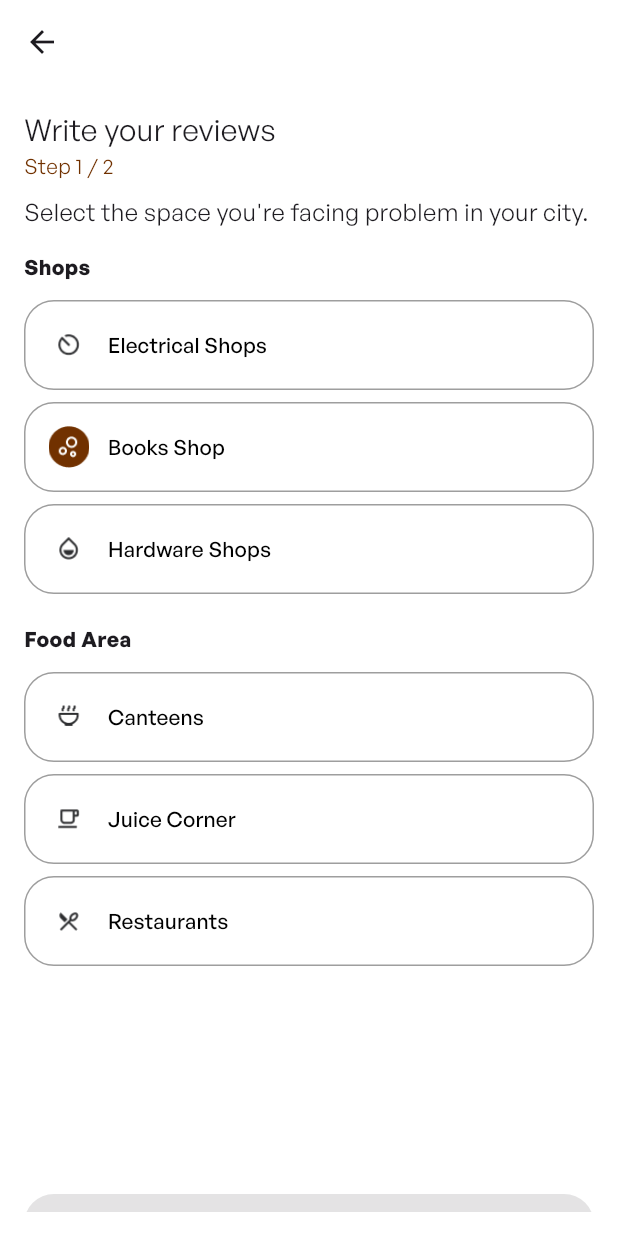
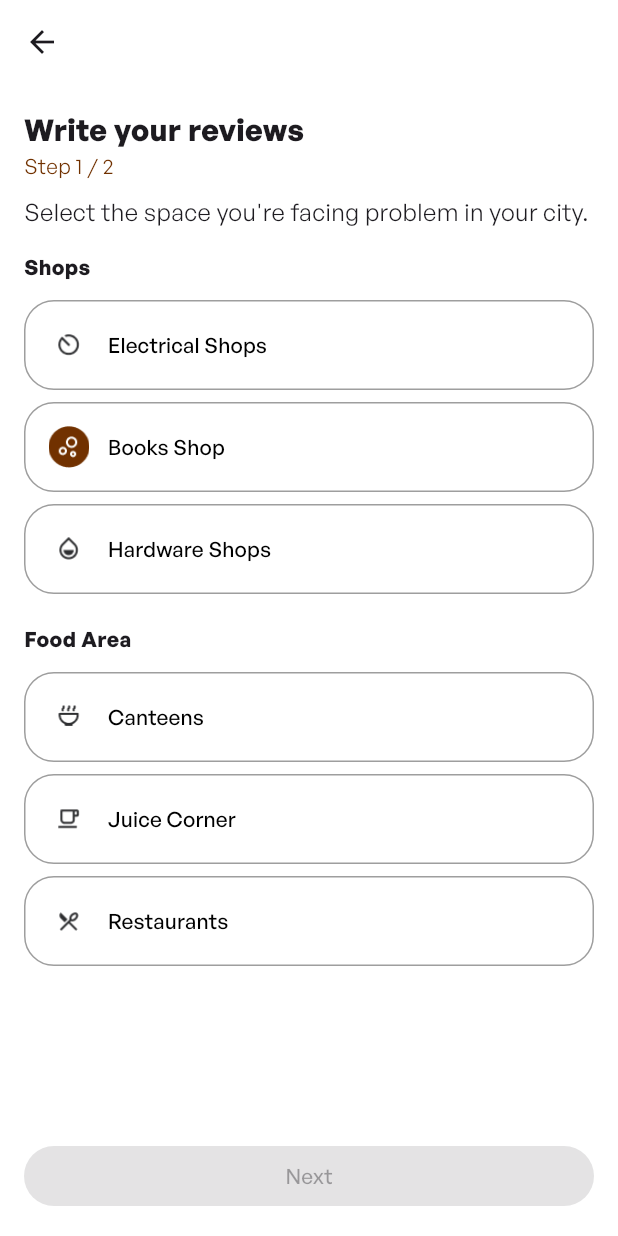
Before and after one commit to Vastu-verma/flutter-app, a Flutter app: the screen it shows after launch, on a phone screen of 412 x 824 dp. Run offline on Flutter 3.47's test engine with Material 3 defaults, Android fonts, the phone set to English and light mode, and no system bars.

Commit message:
initial commit

```diff
--- a/lib/firstScreen.dart
+++ b/lib/firstScreen.dart
@@ -1,4 +1,3 @@
-
 import 'package:flutter/material.dart';
 import 'package:app_first/secondScreen.dart';
 
@@ -56,11 +55,12 @@ class _StepOneScreenState extends State<StepOneScreen> {
             style: OutlinedButton.styleFrom(
               padding: const EdgeInsets.all(16),
               shape: RoundedRectangleBorder(
-                borderRadius: BorderRadius.circular(20), // Adjust radius as needed
+                borderRadius: BorderRadius.circular(20),
               ),
               side: const BorderSide(color: Colors.grey),
-              backgroundColor:
-              selectedOption == option['label'] ? Color.fromRGBO(255,232,215,1) : Colors.white,
+              backgroundColor: selectedOption == option['label']
+                  ? const Color.fromRGBO(255, 232, 215, 1)
+                  : Colors.white,
             ),
             child: Row(
               children: [
@@ -69,7 +69,9 @@ class _StepOneScreenState extends State<StepOneScreen> {
                 Text(
                   option['label']!,
                   style: TextStyle(
-                    color: selectedOption == option['label'] ? Color.fromRGBO(113,49,0,1) : Colors.black,
+                    color: selectedOption == option['label']
+                        ? const Color.fromRGBO(113, 49, 0, 1)
+                        : Colors.black,
                   ),
                 ),
               ],
@@ -89,44 +91,59 @@ class _StepOneScreenState extends State<StepOneScreen> {
         leading: const BackButton(),
       ),
       body: SafeArea(
-        child: Padding(
+        child: Column(
+          children: [
+            Expanded(
+              child: SingleChildScrollView(
                 padding: const EdgeInsets.all(16.0),
-          child: SingleChildScrollView(
-            child: ConstrainedBox(
-              constraints: BoxConstraints(
-                minHeight: MediaQuery.of(context).size.height - kToolbarHeight - MediaQuery.of(context).padding.top,
-              ),
-              child: IntrinsicHeight(
                 child: Column(
                   crossAxisAlignment: CrossAxisAlignment.start,
                   children: [
                     const Text(
                       "Write your reviews",
-                      style: TextStyle(fontSize: 20),
+                      style: TextStyle(fontSize: 20,
+                      fontWeight: FontWeight.bold,
                       ),
-                    const Text("Step 1 / 2", style: TextStyle(color: Color.fromRGBO(113, 49, 0, 1))),
+                    ),
+                    const Text(
+                      "Step 1 / 2",
+                      style: TextStyle(color: Color.fromRGBO(113, 49, 0, 1)),
+                    ),
                     const SizedBox(height: 8),
                     const Text(
                       'Select the space you\'re facing problem in your city.',
                       style: TextStyle(fontSize: 16),
                     ),
                     const SizedBox(height: 16),
-                    const Text('Shops', style: TextStyle(fontWeight: FontWeight.bold)),
+                    const Text(
+                      'Shops',
+                      style: TextStyle(fontWeight: FontWeight.bold),
+                    ),
                     const SizedBox(height: 8),
                     buildOptionList(shopOptions),
                     const SizedBox(height: 16),
-                    const Text('Food Area', style: TextStyle(fontWeight: FontWeight.bold)),
+                    const Text(
+                      'Food Area',
+                      style: TextStyle(fontWeight: FontWeight.bold),
+                    ),
                     const SizedBox(height: 8),
                     buildOptionList(foodOptions),
-                    const Spacer(),
-                    SizedBox(
+                  ],
+                ),
+              ),
+            ),
+            Padding(
+              padding: const EdgeInsets.all(16.0),
+              child: SizedBox(
                 width: double.infinity,
                 child: ElevatedButton(
                   onPressed: selectedOption != null
                       ? () {
                     Navigator.push(
                       context,
-                            MaterialPageRoute(builder: (context) => const StepTwoScreen()),
+                      MaterialPageRoute(
+                        builder: (context) => const StepTwoScreen(),
+                      ),
                     );
                   }
                       : null,
@@ -137,12 +154,10 @@ class _StepOneScreenState extends State<StepOneScreen> {
                   child: const Text("Next"),
                 ),
               ),
+            ),
           ],
-                ),
-              ),
-            ),
-          ),
         ),
       ),
     );
   }
+}
```
Also changed, not shown: lib/secondScreen.dart (+16 -15 lines). Lines whose indentation alone changed are shown as unchanged.
